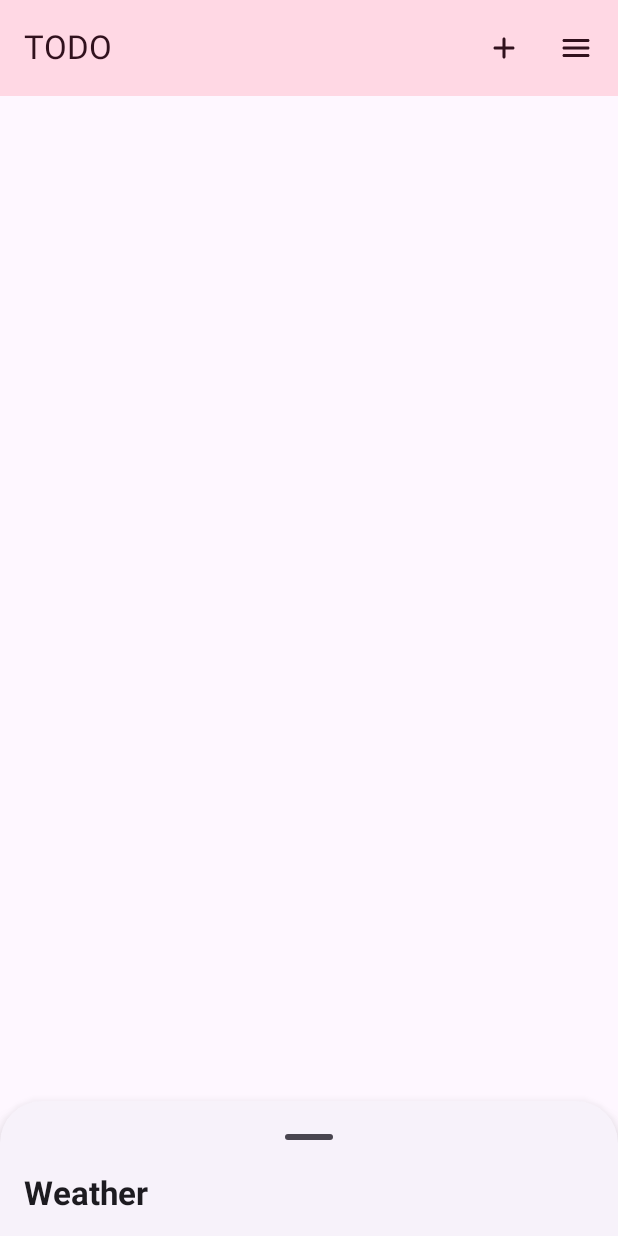
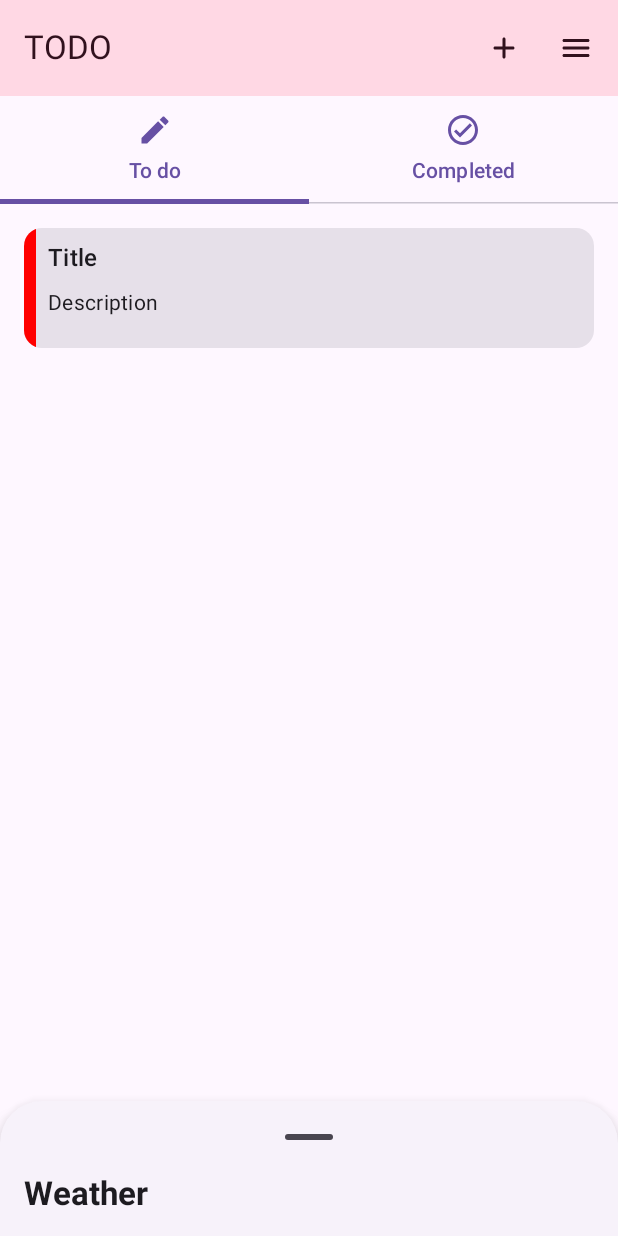
Before and after one commit to Cameron-Fisher-506/cameron-fisher-intermediate-assessment, an Android app built with Jetpack Compose: the @Preview function HomeScreenPreview, on a phone screen of 412 x 824 dp. Run offline under Robolectric (Android 15) with nearby library versions, the phone set to English and light mode, and no system bars; our stand-ins replace Room's generated code.

```diff
--- a/app/src/main/java/za/co/todoapp/presentation/BaseViewModel.kt
+++ b/app/src/main/java/za/co/todoapp/presentation/BaseViewModel.kt
@@ -13,7 +13,7 @@ abstract class BaseViewModel {
         snackbarHostState.showSnackbar(
             message = message,
             withDismissAction = true,
-            duration = SnackbarDuration.Long
+            duration = SnackbarDuration.Short
         )
     }
 }
--- a/app/src/main/java/za/co/todoapp/presentation/home/HomeScreen.kt
+++ b/app/src/main/java/za/co/todoapp/presentation/home/HomeScreen.kt
@@ -14,7 +14,10 @@ import androidx.compose.foundation.pager.HorizontalPager
 import androidx.compose.foundation.pager.rememberPagerState
 import androidx.compose.material.icons.Icons
 import androidx.compose.material.icons.filled.CheckCircle
+import androidx.compose.material.icons.filled.Create
 import androidx.compose.material.icons.filled.Delete
+import androidx.compose.material.icons.outlined.CheckCircle
+import androidx.compose.material.icons.outlined.Create
 import androidx.compose.material.icons.rounded.Add
 import androidx.compose.material.icons.rounded.Menu
 import androidx.compose.material3.BottomSheetScaffold
@@ -52,6 +55,7 @@ import androidx.compose.ui.unit.dp
 import com.example.composecorelib.buttons.CustomCardView
 import za.co.todoapp.R
 import za.co.todoapp.data.model.Task
+import za.co.todoapp.presentation.home.HomeScreenViewModel.TabItem
 import za.co.todoapp.presentation.home.HomeScreenViewModel.TaskState
 
 @OptIn(ExperimentalMaterial3Api::class)
@@ -59,7 +63,7 @@ import za.co.todoapp.presentation.home.HomeScreenViewModel.TaskState
 fun HomeScreen(
     modifier: Modifier = Modifier,
     taskState: State<TaskState>,
-    tabItemList: List<HomeScreenViewModel.TabItem>,
+    tabItemList: List<TabItem>,
     snackbarHostState: SnackbarHostState,
     onCreate: () -> Unit,
     onDeleteTask: (task: Task) -> Unit,
@@ -152,8 +156,7 @@ fun HomeScreen(
                 HorizontalPager(
                     state = horizontalPagerState,
                     modifier = modifier
-                        .fillMaxWidth()
-                        .weight(1f),
+                        .fillMaxWidth(),
                     userScrollEnabled = false
                 ) { index ->
                     if (index == 0) {
@@ -167,8 +170,14 @@ fun HomeScreen(
                             ) { index, item ->
                                 val state = rememberSwipeToDismissBoxState(
                                     confirmValueChange = {
-                                        if (it == SwipeToDismissBoxValue.StartToEnd) {
-                                            onDeleteTask(item)
+                                        when(it) {
+                                            SwipeToDismissBoxValue.StartToEnd -> {
+                                                //TODO: Mark as complete
+                                            }
+                                            SwipeToDismissBoxValue.EndToStart -> {
+                                                onDeleteTask(item)
+                                            }
+                                            SwipeToDismissBoxValue.Settled -> {}
                                         }
                                         true
                                     }
@@ -184,18 +193,23 @@ fun HomeScreen(
                                         }
                                         Box(
                                             modifier = modifier
-                                                .wrapContentSize()
+                                                .fillMaxSize()
+                                                .padding(top = 16.dp, start = 16.dp, end = 16.dp)
                                                 .background(color)
                                         ) {
                                             Icon(
-                                                modifier = modifier.align(Alignment.CenterEnd),
+                                                modifier = modifier
+                                                    .padding(end = 16.dp)
+                                                    .align(Alignment.CenterEnd),
                                                 imageVector = Icons.Default.Delete,
                                                 contentDescription = "Delete"
                                             )
                                             Icon(
-                                                modifier = modifier.align(Alignment.CenterEnd),
+                                                modifier = modifier
+                                                    .padding(start = 16.dp)
+                                                    .align(Alignment.CenterStart),
                                                 imageVector = Icons.Default.CheckCircle,
-                                                contentDescription = "Delete"
+                                                contentDescription = "CheckCircle"
                                             )
                                         }
                                     }
@@ -221,8 +235,21 @@ fun HomeScreen(
 @Composable
 fun HomeScreenPreview() {
     HomeScreen(
-        taskState = remember { mutableStateOf(TaskState()) },
-        tabItemList = emptyList(),
+        taskState = remember { mutableStateOf(TaskState(
+            taskList = listOf(Task(title = "Title", description = "Description"))
+        )) },
+        tabItemList = listOf(
+            TabItem(
+                title = "To do",
+                unselectedIcon = Icons.Outlined.Create,
+                selectedIcon = Icons.Filled.Create
+            ),
+            TabItem(
+                title = "Completed",
+                unselectedIcon = Icons.Outlined.CheckCircle,
+                selectedIcon = Icons.Filled.CheckCircle
+            )
+        ),
         snackbarHostState = SnackbarHostState(),
         onCreate = {},
         onDeleteTask = {},
--- a/app/src/main/java/za/co/todoapp/presentation/home/HomeScreenViewModel.kt
+++ b/app/src/main/java/za/co/todoapp/presentation/home/HomeScreenViewModel.kt
@@ -103,9 +103,7 @@ class HomeScreenViewModel(
                     if (data != null && data == 1) {
                         displaySnackbar("Task deleted successfully.")
                         deleteTaskMutableState.value = DeleteTaskState(isDeleted = data)
-                    } else {
-                        displaySnackbar("Task not deleted.")
-                        deleteTaskMutableState.value = DeleteTaskState(errorMessage = "Task not deleted.")
+                        getAllTaskByCompleteStatus(false)
                     }
                 }
 
```
